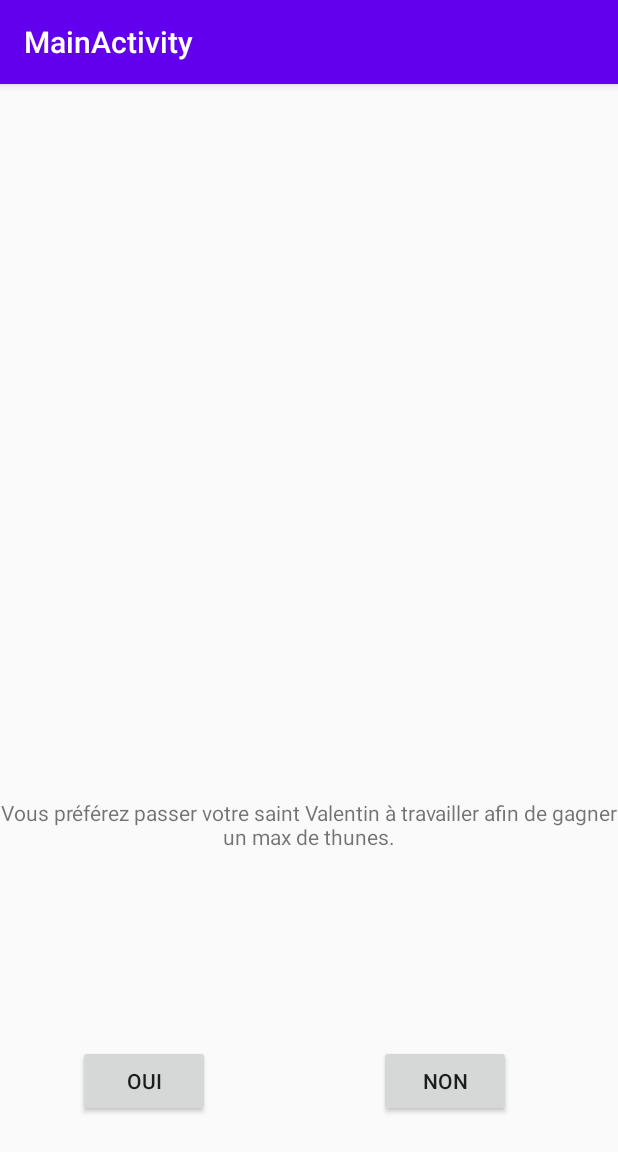
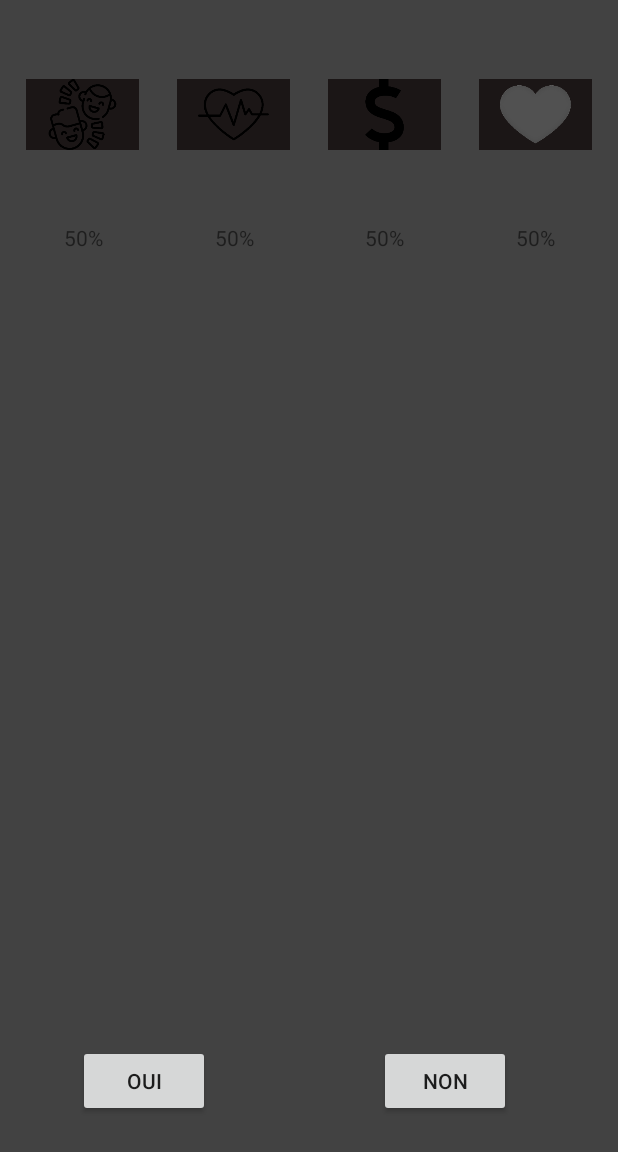
Before and after one commit to Fabiennn/JeuDeCarte, an Android app: the BoucleJeu screen opened directly, with no data from a screen before it, on a phone screen of 412 x 824 dp. Shown: the top 1152 px of the screen. Run offline under Robolectric (Android 15) with nearby library versions, the phone set to English and light mode, and no system bars.

Commit message:
Boucle Jeu

```diff
--- a/app/src/main/java/com/example/casse_brique/BoucleJeu.java
+++ b/app/src/main/java/com/example/casse_brique/BoucleJeu.java
@@ -1,6 +1,7 @@
 package com.example.casse_brique;
 
 import android.os.Bundle;
+import android.widget.Button;
 import android.widget.ImageView;
 import android.widget.TextView;
 import com.google.android.material.floatingactionbutton.FloatingActionButton;
@@ -10,31 +11,77 @@ import androidx.appcompat.widget.Toolbar;
 import android.view.View;
 
 import java.util.ArrayList;
+import java.util.HashMap;
 
 public class BoucleJeu extends AppCompatActivity {
 
     private final static int NB_CARTES = 5;
     private ArrayList<Integer> integerList = new ArrayList<>();
+    private int valueOfHealth = 50;
+    private int valueOfMoney = 50;
+    private int valueOfLaugh = 50;
+    private int valueOfLove = 50;
+    private Carte carteActive;
+    private int nombreAleatoire = 1;
 
     // Activité principale
     @Override
     protected void onCreate(Bundle savedInstanceState) {
         super.onCreate(savedInstanceState);
         setContentView(R.layout.activity_main2);
-        Toolbar toolbar = findViewById(R.id.toolbar);
-        setSupportActionBar(toolbar);
 
-        Carte carte = new Carte(1, 5, -2, 0, 0, "Vous préférez passer votre saint Valentin à travailler afin de gagner un max de thunes.");
-        Carte carte2 = new Carte(2, 5, -2, 0, 0, "Vous préférez passer votre saint Valentin à travailler afin de gagner un max de thunes.");
-        Carte carte3 = new Carte(3, 5, -2, 0, 0, "Vous préférez passer votre saint Valentin à travailler afin de gagner un max de thunes.");
-        ArrayList<Carte> cartes = new ArrayList<Carte>();
-        cartes.add(carte);
-        cartes.add(carte2);
-        cartes.add(carte3);
+        Button buttonYes = findViewById(R.id.buttonYes);
+        final Carte carte = new Carte(1, 5,5,5,5,5,5,5,5, "descriptionUN", "Image", "Personnage");
+        final Carte carte2 = new Carte(2, 5,5,5,100,5,5,5,5, "descriptionDEUX", "Image", "Personnage");
+        final Carte carte3 = new Carte(3, 5,5,5,100,5,5,5,5, "descriptionTROIS", "Image", "Personnage");
+        final Carte carte4 = new Carte(4, 5,5,5,100,5,5,5,5, "descriptionQUATRE", "Image", "Personnage");
+        final Carte carte5 = new Carte(5, 5,5,5,100,5,5,5,5, "descriptionCINQ", "Image", "Personnage");
+        final Carte carte6 = new Carte(6, 5,5,5,100,5,5,5,5, "descriptionSIX", "Image", "Personnage");
+        final Carte carte7 = new Carte(7, 5,5,5,100,5,5,5,5, "descriptionSEPT", "Image", "Personnage");
+        final Carte carte8 = new Carte(8, 5,5,5,100,5,5,5,5, "descriptionHUIT", "Image", "Personnage");
 
-        TextView description = findViewById(R.id.textView7);
-        description.setText(carte.getDescription());
+        final HashMap<Integer, Carte> tamere = new HashMap<>();
+        tamere.put(1,carte);
+        tamere.put(2,carte2);
+        tamere.put(3,carte3);
+        tamere.put(4,carte4);
+        tamere.put(5,carte5);
+        tamere.put(6,carte6);
+        tamere.put(7,carte7);
+        tamere.put(8,carte8);
+        final TextView textHealth = findViewById(R.id.textHealth);
+        TextView textLove = findViewById(R.id.textLove);
+        TextView textLaugh = findViewById(R.id.textLaugh);
+        TextView textMoney = findViewById(R.id.textMoney);
+
+        textHealth.setText(String.valueOf(valueOfHealth) + "%");
+        textLove.setText(String.valueOf(valueOfLove) + "%");
+        textLaugh.setText(String.valueOf(valueOfLaugh) + "%");
+        textMoney.setText(String.valueOf(valueOfMoney) + "%");
 
 
-    }
+        integerList.add(nombreAleatoire);
+        carteActive = tamere.get(nombreAleatoire);
+
+
+        buttonYes.setOnClickListener(new View.OnClickListener() {
+            @Override
+            public void onClick(View v) {
+                // Add stats of the card
+                valueOfHealth += carteActive.getInfluenceAnswerYes().get("influenceSante");
+                textHealth.setText(carteActive.getDescription());
+                if (integerList.size() < tamere.size()) {
+                    do {
+                        nombreAleatoire = 2 + (int) (Math.random() * (tamere.size() - 1));
+                    } while (integerList.contains(nombreAleatoire));
+                    System.out.println("MON CHIFFRE" + nombreAleatoire);
+
+                    integerList.add(nombreAleatoire);
+                    carteActive = tamere.get(nombreAleatoire);
+                }
+            }
+            });
+
+        }
+
 }
--- a/app/src/main/java/com/example/casse_brique/Carte.java
+++ b/app/src/main/java/com/example/casse_brique/Carte.java
@@ -2,19 +2,31 @@ package com.example.casse_brique;
 
 import android.media.Image;
 
+import java.util.HashMap;
+
+
 public class Carte {
-    private int id, influenceArgent, influenceAmour, influenceDivertissement, influenceSante;
+    private int id;
+    private HashMap<String, Integer> influenceAnswerYes = new HashMap<>();
+    private HashMap<String, Integer> influenceAnswerNo = new HashMap<>();
     private String description;
-    private Image image;
+    private String image;
     private String personnage;
 
-    public Carte(int id, int influenceArgent, int influenceAmour, int influenceDivertissement, int influenceSante, String description, Image image, String personnage) {
+    public Carte(int id, int influenceArgentYes, int influenceAmourYes, int influenceDivertissementYes, int influenceSanteYes,
+                 int influenceArgentNo, int influenceAmourNo, int influenceDivertissementNo, int influenceSanteNo, String description, String image, String personnage) {
         this.id = id;
-        this.influenceArgent = influenceArgent;
-        this.influenceAmour = influenceAmour;
-        this.influenceDivertissement = influenceDivertissement;
-        this.influenceSante = influenceSante;
         this.description = description;
+        this.influenceAnswerYes.put("influenceArgent", influenceArgentYes);
+        this.influenceAnswerYes.put("influenceAmour", influenceAmourYes);
+        this.influenceAnswerYes.put("influenceDivertissement", influenceDivertissementYes);
+        this.influenceAnswerYes.put("influenceSante", influenceSanteYes);
+
+        this.influenceAnswerNo.put("influenceArgent", influenceArgentNo);
+        this.influenceAnswerNo.put("influenceAmour", influenceAmourNo);
+        this.influenceAnswerNo.put("influenceDivertissement", influenceDivertissementNo);
+        this.influenceAnswerNo.put("influenceSante", influenceSanteNo);
+
         this.image = image;
         this.personnage = personnage;
     }
@@ -27,36 +39,20 @@ public class Carte {
         this.id = id;
     }
 
-    public int getInfluenceArgent() {
-        return influenceArgent;
+    public HashMap<String, Integer> getInfluenceAnswerYes() {
+        return influenceAnswerYes;
     }
 
-    public void setInfluenceArgent(int influenceArgent) {
-        this.influenceArgent = influenceArgent;
+    public void setInfluenceAnswerYes(HashMap<String, Integer> influenceAnswerYes) {
+        this.influenceAnswerYes = influenceAnswerYes;
     }
 
-    public int getInfluenceAmour() {
-        return influenceAmour;
+    public HashMap<String, Integer> getInfluenceAnswerNo() {
+        return influenceAnswerNo;
     }
 
-    public void setInfluenceAmour(int influenceAmour) {
-        this.influenceAmour = influenceAmour;
-    }
-
-    public int getInfluenceDivertissement() {
-        return influenceDivertissement;
-    }
-
-    public void setInfluenceDivertissement(int influenceDivertissement) {
-        this.influenceDivertissement = influenceDivertissement;
-    }
-
-    public int getInfluenceSante() {
-        return influenceSante;
-    }
-
-    public void setInfluenceSante(int influenceSante) {
-        this.influenceSante = influenceSante;
+    public void setInfluenceAnswerNo(HashMap<String, Integer> influenceAnswerNo) {
+        this.influenceAnswerNo = influenceAnswerNo;
     }
 
     public String getDescription() {
@@ -67,11 +63,11 @@ public class Carte {
         this.description = description;
     }
 
-    public Image getImage() {
+    public String getImage() {
         return image;
     }
 
-    public void setImage(Image image) {
+    public void setImage(String image) {
         this.image = image;
     }
 
@@ -82,15 +78,4 @@ public class Carte {
     public void setPersonnage(String personnage) {
         this.personnage = personnage;
     }
-
-    public Carte(int id, int influenceArgent, int influenceAmour, int influenceDivertissement, int influenceSante, String description) {
-        this.id = id;
-        this.influenceArgent = influenceArgent;
-        this.influenceAmour = influenceAmour;
-        this.influenceDivertissement = influenceDivertissement;
-        this.influenceSante = influenceSante;
-        this.description = description;
-    }
-
-
 }
--- a/app/src/main/java/com/example/casse_brique/MenuJeu.java
+++ b/app/src/main/java/com/example/casse_brique/MenuJeu.java
@@ -3,7 +3,6 @@ package com.example.casse_brique;
 import android.content.Intent;
 import android.view.View;
 import android.widget.Button;
-import android.widget.ImageView;
 import androidx.appcompat.app.AppCompatActivity;
 import android.os.Bundle;
 
@@ -15,11 +14,7 @@ public class MenuJeu extends AppCompatActivity {
         super.onCreate(savedInstanceState);
         setContentView(R.layout.activity_main);
 
-        ImageView img = findViewById(R.id.imgPolytech);
-        img.setImageResource(R.drawable.love);
-
         Button buttonPlay = findViewById(R.id.Play);
-
         Button buttonQuit = findViewById(R.id.Quitter);
 
         buttonPlay.setOnClickListener(new View.OnClickListener() {
--- a/app/src/main/res/layout/activity_main.xml
+++ b/app/src/main/res/layout/activity_main.xml
@@ -7,6 +7,7 @@
         android:layout_height="match_parent"
         tools:context=".MenuJeu"
         android:background="@color/cardview_dark_background">
+
     <ImageView
             android:layout_width="220dp"
             android:layout_height="186dp"
@@ -38,8 +39,9 @@
     <TextView
             android:text="Nom de notre jeu"
             android:layout_width="wrap_content"
+            tools:ignore="MissingConstraints"
             android:layout_height="wrap_content" android:id="@+id/Titre" tools:layout_editor_absoluteY="82dp"
             tools:layout_editor_absoluteX="66dp" android:textColor="#FFFFFF" android:inputType="text"
-            android:textStyle="bold" android:textAppearance="@style/TextAppearance.AppCompat.Display1"/>
+            android:textAppearance="@style/TextAppearance.AppCompat.Display1"/>
 
 </androidx.constraintlayout.widget.ConstraintLayout>
--- a/app/src/main/res/layout/activity_main2.xml
+++ b/app/src/main/res/layout/activity_main2.xml
@@ -5,28 +5,8 @@
         xmlns:tools="http://schemas.android.com/tools"
         android:layout_width="match_parent"
         android:layout_height="match_parent"
-        tools:context=".BoucleJeu">
+        tools:context=".BoucleJeu" android:background="@color/cardview_dark_background">
 
-    <com.google.android.material.appbar.AppBarLayout
-            android:layout_height="wrap_content"
-            android:layout_width="match_parent"
-            android:theme="@style/AppTheme.AppBarOverlay" android:id="@+id/appBarLayout">
-
-        <androidx.appcompat.widget.Toolbar
-                android:id="@+id/toolbar"
-                android:layout_width="match_parent"
-                android:layout_height="?attr/actionBarSize"
-                android:background="?attr/colorPrimary"
-                app:popupTheme="@style/AppTheme.PopupOverlay"
-        />
-    </com.google.android.material.appbar.AppBarLayout>
-
-    <TextView
-            android:text="TextView"
-            android:layout_width="match_parent"
-            android:layout_height="567dp" android:id="@+id/textView7"
-            android:gravity="bottom|center|center_vertical"
-            android:visibility="visible" tools:visibility="visible"/>
     <Button
             android:text="Oui"
             android:layout_width="wrap_content"
@@ -45,5 +25,95 @@
             app:layout_constraintRight_toRightOf="parent"
             app:layout_constraintTop_toTopOf="parent" android:id="@+id/buttonNo"
             app:layout_constraintHorizontal_bias="0.78" app:layout_constraintVertical_bias="0.898"/>
+    <ImageView
+            android:layout_width="75dp"
+            android:layout_height="47dp"
+            android:src="@drawable/heart"
+            tools:ignore="MissingConstraints"
+            android:background="#1B1616" android:id="@+id/imgHearth"
+            app:layout_constraintTop_toTopOf="parent"
+            android:layout_marginTop="42dp" android:layout_marginLeft="8dp" android:layout_marginStart="8dp"
+            app:layout_constraintStart_toEndOf="@+id/imgLaugh" android:layout_marginBottom="14dp"
+            app:layout_constraintBottom_toTopOf="@+id/textHealth" app:layout_constraintEnd_toStartOf="@+id/imgMoney"
+            android:layout_marginEnd="8dp" android:layout_marginRight="8dp" app:layout_constraintVertical_bias="0.0"/>
+    <ImageView
+            android:layout_width="75dp"
+            android:layout_height="47dp"
+            android:src="@drawable/laugh"
+            tools:ignore="MissingConstraints"
+            android:background="#1B1616" android:id="@+id/imgLaugh"
+            app:layout_constraintTop_toTopOf="parent"
+            android:layout_marginTop="42dp" app:layout_constraintStart_toStartOf="parent"
+            android:layout_marginBottom="14dp"
+            app:layout_constraintBottom_toTopOf="@+id/textLaugh" app:layout_constraintEnd_toStartOf="@+id/imgHearth"
+            android:layout_marginEnd="8dp" android:layout_marginRight="8dp" android:layout_marginLeft="8dp"
+            android:layout_marginStart="8dp"/>
+    <ImageView
+            android:layout_width="75dp"
+            android:layout_height="47dp"
+            android:src="@drawable/love"
+            tools:ignore="MissingConstraints"
+            android:background="#1B1616" android:id="@+id/imgLove"
+            android:layout_marginEnd="8dp" android:layout_marginRight="8dp"
+            app:layout_constraintEnd_toEndOf="parent" app:layout_constraintTop_toTopOf="parent"
+            android:layout_marginTop="42dp" android:layout_marginLeft="8dp" android:layout_marginStart="8dp"
+            app:layout_constraintStart_toEndOf="@+id/imgMoney" android:layout_marginBottom="14dp"
+            app:layout_constraintBottom_toTopOf="@+id/textLove"/>
+    <ImageView
+            android:layout_width="75dp"
+            android:layout_height="47dp"
+            android:src="@drawable/symbolemonetairedollar"
+            tools:ignore="MissingConstraints"
+            android:background="#1B1616" android:id="@+id/imgMoney"
+            android:layout_marginLeft="8dp" android:layout_marginStart="8dp"
+            app:layout_constraintStart_toEndOf="@+id/imgHearth" app:layout_constraintTop_toTopOf="parent"
+            android:layout_marginTop="42dp" app:layout_constraintEnd_toStartOf="@+id/imgLove"
+            android:layout_marginEnd="8dp" android:layout_marginRight="8dp" android:layout_marginBottom="14dp"
+            app:layout_constraintBottom_toTopOf="@+id/textMoney"/>
+    <TextView
+            android:text=""
+            android:layout_width="73dp"
+            android:gravity="center"
+            tools:ignore="MissingConstraints"
+            android:layout_height="17dp" android:id="@+id/textLaugh"
+            app:layout_constraintEnd_toStartOf="@+id/textHealth" android:layout_marginEnd="8dp"
+            android:layout_marginRight="8dp" app:layout_constraintStart_toStartOf="parent"
+            android:layout_marginLeft="8dp" android:layout_marginStart="8dp" android:layout_marginTop="24dp"
+            app:layout_constraintTop_toBottomOf="@+id/imgLaugh" android:layout_marginBottom="520dp"
+            app:layout_constraintBottom_toTopOf="@+id/buttonYes"/>
+    <TextView
+            android:text=""
+            android:layout_width="73dp"
+            android:gravity="center"
+            tools:ignore="MissingConstraints"
+            android:layout_height="17dp" android:id="@+id/textHealth"
+            android:layout_marginTop="24dp"
+            app:layout_constraintTop_toBottomOf="@+id/imgHearth" android:layout_marginLeft="8dp"
+            android:layout_marginStart="8dp" app:layout_constraintStart_toEndOf="@+id/textLaugh"
+            android:layout_marginBottom="520dp" app:layout_constraintBottom_toTopOf="@+id/buttonYes"
+            app:layout_constraintEnd_toStartOf="@+id/textMoney" android:layout_marginEnd="8dp"
+            android:layout_marginRight="8dp"/>
+    <TextView
+            android:text=""
+            android:layout_width="73dp"
+            android:gravity="center"
+            tools:ignore="MissingConstraints"
+            android:layout_height="17dp" android:id="@+id/textMoney"
+            android:layout_marginLeft="8dp" android:layout_marginStart="8dp"
+            app:layout_constraintStart_toEndOf="@+id/textHealth" android:layout_marginTop="24dp"
+            app:layout_constraintTop_toBottomOf="@+id/imgMoney" app:layout_constraintEnd_toStartOf="@+id/textLove"
+            android:layout_marginEnd="8dp" android:layout_marginRight="8dp" android:layout_marginBottom="520dp"
+            app:layout_constraintBottom_toTopOf="@+id/buttonNo"/>
+    <TextView
+            android:text=""
+            android:layout_width="73dp"
+            android:gravity="center"
+            tools:ignore="MissingConstraints"
+            android:layout_height="17dp" android:id="@+id/textLove"
+            android:layout_marginTop="24dp"
+            app:layout_constraintTop_toBottomOf="@+id/imgLove" app:layout_constraintStart_toEndOf="@+id/textMoney"
+            android:layout_marginBottom="520dp" app:layout_constraintBottom_toTopOf="@+id/buttonNo"
+            android:layout_marginEnd="8dp" android:layout_marginRight="8dp" app:layout_constraintEnd_toEndOf="parent"
+            android:layout_marginLeft="8dp" android:layout_marginStart="8dp"/>
 
 </androidx.constraintlayout.widget.ConstraintLayout>
```
Also changed, not shown: app/src/main/res/drawable-xxxhdpi/love.png.
